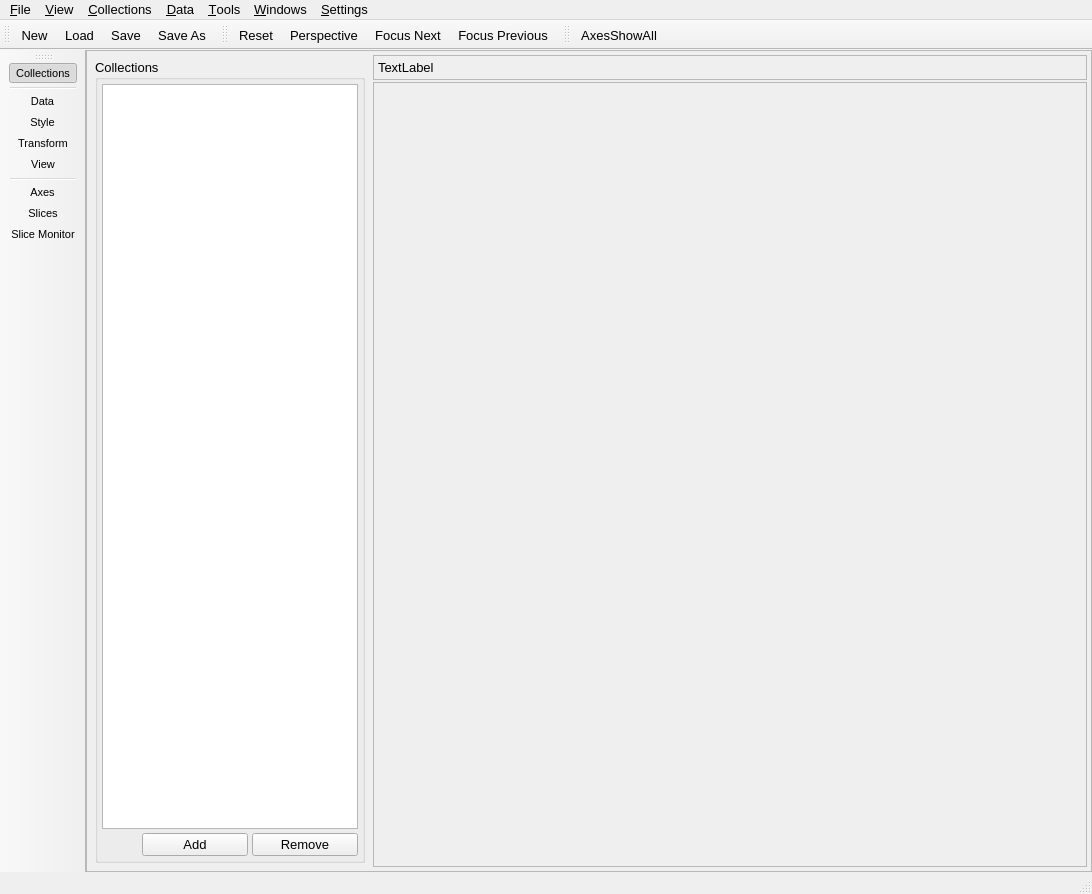
trisyoungs/uchroma, file src/gui/uchroma.ui: the form before one commit.
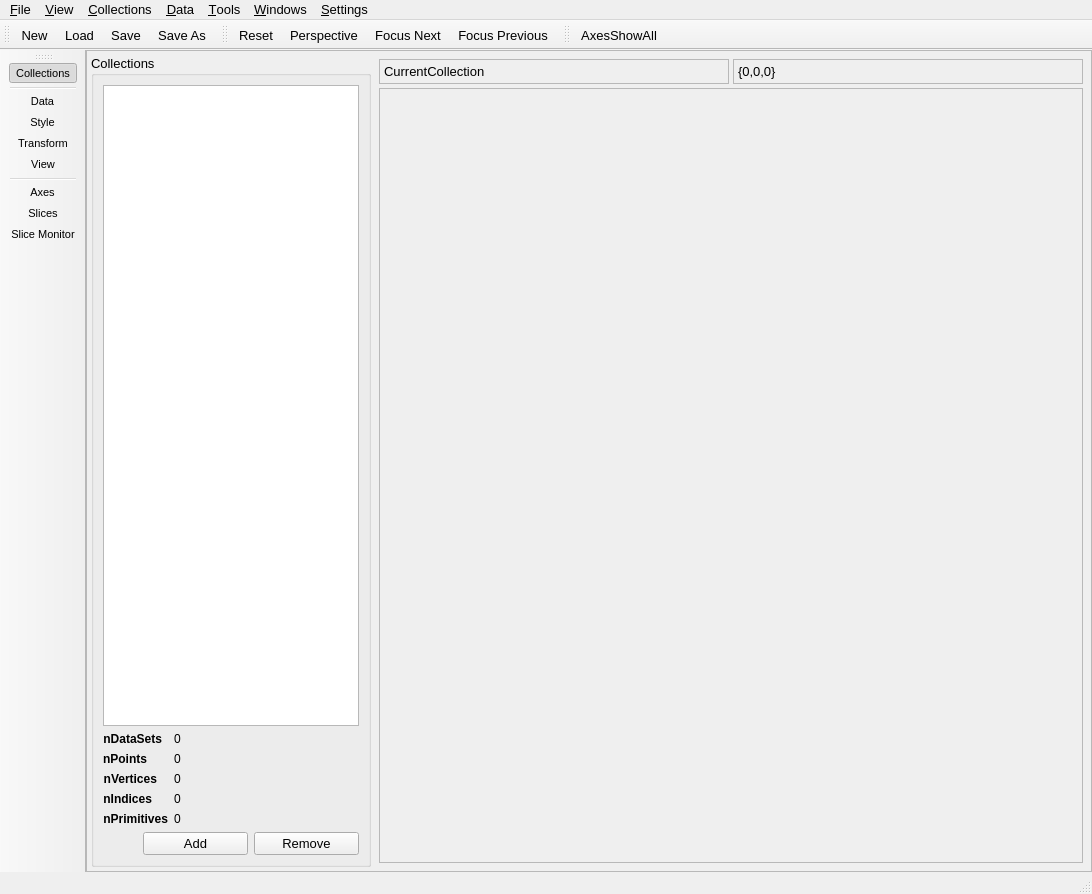
The form after the commit. Icons and pictures are not drawn. Custom widgets are drawn as their Qt base class.

Commit message: Fixed - Crash wen rendering indexed Primitive direct to display after rendering an indexed VBO (GL_ELEMENT_ARRAY_BUFFER was not unbound). Reorganised main UI a little. Renamed UChromaWindow::refreshCollections() to UChromaWindow::updateCollections(bool). Fixed - Full surfaces were no drawn owing to misuse of new DisplaySlice::yType_ array.

The edit to the form file:
```diff
--- a/src/gui/uchroma.ui
+++ b/src/gui/uchroma.ui
@@ -55,10 +55,10 @@
          </property>
          <layout class="QVBoxLayout" name="verticalLayout_2">
           <property name="spacing">
-           <number>4</number>
+           <number>0</number>
           </property>
           <property name="margin">
-           <number>4</number>
+           <number>0</number>
           </property>
           <item>
            <widget class="QGroupBox" name="CollectionsGroup">
@@ -72,12 +72,6 @@
              <string>Collections</string>
             </property>
             <layout class="QVBoxLayout" name="verticalLayout">
-             <property name="spacing">
-              <number>4</number>
-             </property>
-             <property name="margin">
-              <number>4</number>
-             </property>
              <item>
               <widget class="QTreeWidget" name="CollectionTree">
                <property name="sizePolicy">
@@ -102,6 +96,218 @@
                </column>
               </widget>
              </item>
+             <item>
+              <layout class="QFormLayout" name="formLayout">
+               <property name="fieldGrowthPolicy">
+                <enum>QFormLayout::AllNonFixedFieldsGrow</enum>
+               </property>
+               <item row="1" column="1">
+                <widget class="QLabel" name="CollectionNPointsLabel">
+                 <property name="sizePolicy">
+                  <sizepolicy hsizetype="Minimum" vsizetype="Preferred">
+                   <horstretch>0</horstretch>
+                   <verstretch>0</verstretch>
+                  </sizepolicy>
+                 </property>
+                 <property name="font">
+                  <font>
+                   <pointsize>9</pointsize>
+                  </font>
+                 </property>
+                 <property name="text">
+                  <string>0</string>
+                 </property>
+                </widget>
+               </item>
+               <item row="2" column="0">
+                <widget class="QLabel" name="label_3">
+                 <property name="sizePolicy">
+                  <sizepolicy hsizetype="Minimum" vsizetype="Preferred">
+                   <horstretch>0</horstretch>
+                   <verstretch>0</verstretch>
+                  </sizepolicy>
+                 </property>
+                 <property name="font">
+                  <font>
+                   <pointsize>9</pointsize>
+                   <weight>75</weight>
+                   <bold>true</bold>
+                  </font>
+                 </property>
+                 <property name="text">
+                  <string>nVertices</string>
+                 </property>
+                 <property name="alignment">
+                  <set>Qt::AlignRight|Qt::AlignTrailing|Qt::AlignVCenter</set>
+                 </property>
+                </widget>
+               </item>
+               <item row="2" column="1">
+                <widget class="QLabel" name="CollectionNVerticesLabel">
+                 <property name="sizePolicy">
+                  <sizepolicy hsizetype="Minimum" vsizetype="Preferred">
+                   <horstretch>0</horstretch>
+                   <verstretch>0</verstretch>
+                  </sizepolicy>
+                 </property>
+                 <property name="font">
+                  <font>
+                   <pointsize>9</pointsize>
+                  </font>
+                 </property>
+                 <property name="text">
+                  <string>0</string>
+                 </property>
+                </widget>
+               </item>
+               <item row="3" column="0">
+                <widget class="QLabel" name="label_4">
+                 <property name="sizePolicy">
+                  <sizepolicy hsizetype="Minimum" vsizetype="Preferred">
+                   <horstretch>0</horstretch>
+                   <verstretch>0</verstretch>
+                  </sizepolicy>
+                 </property>
+                 <property name="font">
+                  <font>
+                   <pointsize>9</pointsize>
+                   <weight>75</weight>
+                   <bold>true</bold>
+                  </font>
+                 </property>
+                 <property name="text">
+                  <string>nIndices</string>
+                 </property>
+                 <property name="alignment">
+                  <set>Qt::AlignRight|Qt::AlignTrailing|Qt::AlignVCenter</set>
+                 </property>
+                </widget>
+               </item>
+               <item row="3" column="1">
+                <widget class="QLabel" name="CollectionNIndicesLabel">
+                 <property name="sizePolicy">
+                  <sizepolicy hsizetype="Minimum" vsizetype="Preferred">
+                   <horstretch>0</horstretch>
+                   <verstretch>0</verstretch>
+                  </sizepolicy>
+                 </property>
+                 <property name="font">
+                  <font>
+                   <pointsize>9</pointsize>
+                  </font>
+                 </property>
+                 <property name="text">
+                  <string>0</string>
+                 </property>
+                </widget>
+               </item>
+               <item row="4" column="0">
+                <widget class="QLabel" name="label_5">
+                 <property name="sizePolicy">
+                  <sizepolicy hsizetype="Minimum" vsizetype="Preferred">
+                   <horstretch>0</horstretch>
+                   <verstretch>0</verstretch>
+                  </sizepolicy>
+                 </property>
+                 <property name="font">
+                  <font>
+                   <pointsize>9</pointsize>
+                   <weight>75</weight>
+                   <bold>true</bold>
+                  </font>
+                 </property>
+                 <property name="text">
+                  <string>nPrimitives</string>
+                 </property>
+                 <property name="alignment">
+                  <set>Qt::AlignRight|Qt::AlignTrailing|Qt::AlignVCenter</set>
+                 </property>
+                </widget>
+               </item>
+               <item row="4" column="1">
+                <widget class="QLabel" name="CollectionNPrimitivesLabel">
+                 <property name="sizePolicy">
+                  <sizepolicy hsizetype="Minimum" vsizetype="Preferred">
+                   <horstretch>0</horstretch>
+                   <verstretch>0</verstretch>
+                  </sizepolicy>
+                 </property>
+                 <property name="font">
+                  <font>
+                   <pointsize>9</pointsize>
+                  </font>
+                 </property>
+                 <property name="text">
+                  <string>0</string>
+                 </property>
+                </widget>
+               </item>
+               <item row="1" column="0">
+                <widget class="QLabel" name="label">
+                 <property name="sizePolicy">
+                  <sizepolicy hsizetype="Minimum" vsizetype="Preferred">
+                   <horstretch>0</horstretch>
+                   <verstretch>0</verstretch>
+                  </sizepolicy>
+                 </property>
+                 <property name="font">
+                  <font>
+                   <pointsize>9</pointsize>
+                   <weight>75</weight>
+                   <bold>true</bold>
+                  </font>
+                 </property>
+                 <property name="text">
+                  <string>nPoints</string>
+                 </property>
+                 <property name="alignment">
+                  <set>Qt::AlignRight|Qt::AlignTrailing|Qt::AlignVCenter</set>
+                 </property>
+                </widget>
+               </item>
+               <item row="0" column="0">
+                <widget class="QLabel" name="label_6">
+                 <property name="sizePolicy">
+                  <sizepolicy hsizetype="Minimum" vsizetype="Preferred">
+                   <horstretch>0</horstretch>
+                   <verstretch>0</verstretch>
+                  </sizepolicy>
+                 </property>
+                 <property name="font">
+                  <font>
+                   <pointsize>9</pointsize>
+                   <weight>75</weight>
+                   <bold>true</bold>
+                  </font>
+                 </property>
+                 <property name="text">
+                  <string>nDataSets</string>
+                 </property>
+                 <property name="alignment">
+                  <set>Qt::AlignRight|Qt::AlignTrailing|Qt::AlignVCenter</set>
+                 </property>
+                </widget>
+               </item>
+               <item row="0" column="1">
+                <widget class="QLabel" name="CollectionNSlicesLabel">
+                 <property name="sizePolicy">
+                  <sizepolicy hsizetype="Minimum" vsizetype="Preferred">
+                   <horstretch>0</horstretch>
+                   <verstretch>0</verstretch>
+                  </sizepolicy>
+                 </property>
+                 <property name="font">
+                  <font>
+                   <pointsize>9</pointsize>
+                  </font>
+                 </property>
+                 <property name="text">
+                  <string>0</string>
+                 </property>
+                </widget>
+               </item>
+              </layout>
+             </item>
              <item>
               <layout class="QHBoxLayout" name="horizontalLayout_12">
                <item>
@@ -184,17 +390,23 @@
         </widget>
        </item>
        <item>
-        <layout class="QVBoxLayout" name="verticalLayout_4">
+        <widget class="QWidget" name="RightWidgetsWidget" native="true">
+         <layout class="QVBoxLayout" name="verticalLayout_3">
          <property name="spacing">
-          <number>2</number>
-         </property>
+           <number>4</number>
+          </property>
+          <property name="margin">
+           <number>4</number>
+          </property>
          <item>
-          <widget class="QFrame" name="CollectionInfoFrame">
+           <layout class="QHBoxLayout" name="InfoLayout">
+            <item>
+             <widget class="QFrame" name="CurrentCollectionFrame">
            <property name="frameShape">
             <enum>QFrame::StyledPanel</enum>
            </property>
            <property name="frameShadow">
-            <enum>QFrame::Raised</enum>
+               <enum>QFrame::Sunken</enum>
            </property>
            <layout class="QHBoxLayout" name="horizontalLayout_4">
             <property name="spacing">
@@ -206,12 +418,39 @@
             <item>
              <widget class="QLabel" name="CollectionInfoLabel">
               <property name="text">
-               <string>TextLabel</string>
+                  <string>CurrentCollection</string>
               </property>
              </widget>
             </item>
            </layout>
           </widget>
+            </item>
+            <item>
+             <widget class="QFrame" name="CoordinateFrame">
+              <property name="frameShape">
+               <enum>QFrame::StyledPanel</enum>
+              </property>
+              <property name="frameShadow">
+               <enum>QFrame::Sunken</enum>
+              </property>
+              <layout class="QHBoxLayout" name="horizontalLayout_5">
+               <property name="spacing">
+                <number>4</number>
+               </property>
+               <property name="margin">
+                <number>4</number>
+               </property>
+               <item>
+                <widget class="QLabel" name="CoordinateLabel">
+                 <property name="text">
+                  <string>{0,0,0}</string>
+                 </property>
+                </widget>
+               </item>
+              </layout>
+             </widget>
+            </item>
+           </layout>
          </item>
          <item>
           <widget class="QFrame" name="MainViewFrame">
@@ -260,6 +499,7 @@
           </widget>
          </item>
         </layout>
+        </widget>
        </item>
       </layout>
      </widget>
```
Left out of the diff: 2 changed lines with no effect on the pictures. Lines whose indentation alone changed are shown as unchanged. The commit also changes 16 other files.
